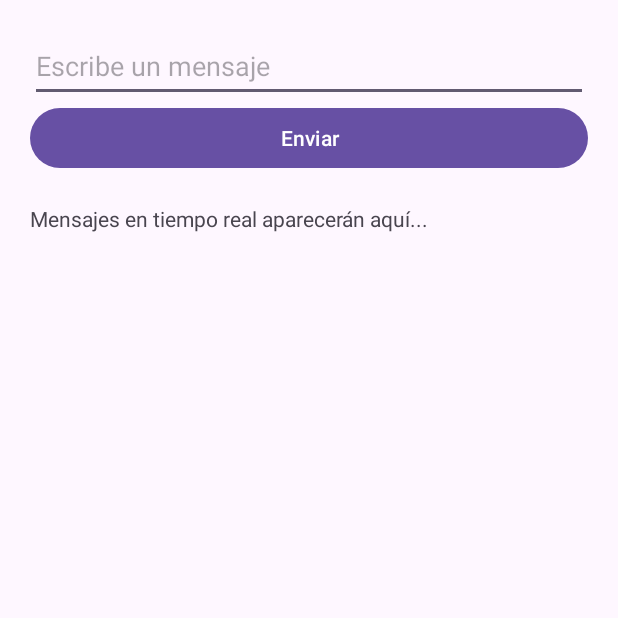
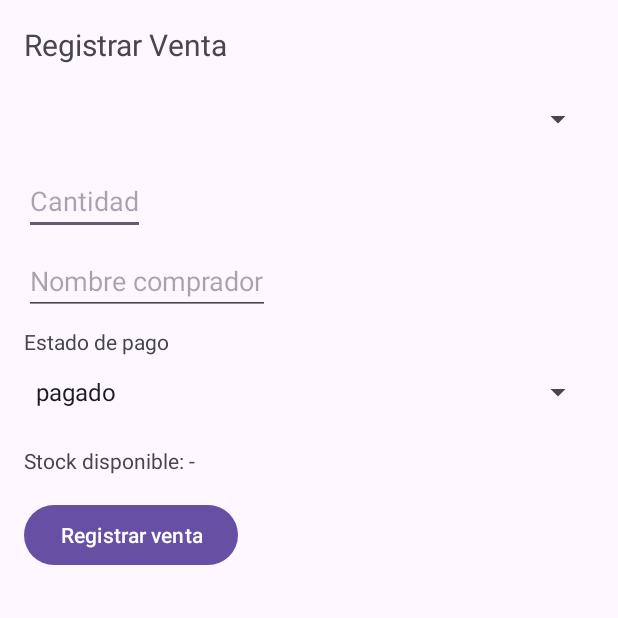
Before and after one commit to shyNkindGuy/CajaiCafeAdministracion, an Android app: the screen it shows after launch (MainActivity before the commit, VentaActivity after it), on a phone screen of 412 x 824 dp, the top half of it. Run offline under Robolectric (Android 15) with nearby library versions, the phone set to English and light mode, and no system bars; our stand-ins replace Firebase (no records; nobody signed in at launch, a user with empty details on screens opened directly); 1 statement that could not run was skipped.

Commit message:
Inicializando aplicación + cambio logo + se agrego el splash para el inicio + primera vers del los productos y prototipo para las ventas

```diff
--- /dev/null
+++ b/app/src/main/java/com/example/cajaicafeadministracion/LogoActivity.java
@@ -0,0 +1,16 @@
+package com.example.cajaicafeadministracion;
+import android.content.Intent;
+import android.os.Bundle;
+import android.os.Handler;
+import androidx.appcompat.app.AppCompatActivity;
+
+public class LogoActivity extends AppCompatActivity {
+    @Override protected void onCreate(Bundle savedInstanceState) {
+        super.onCreate(savedInstanceState);
+        setContentView(R.layout.activity_logo);
+        new Handler().postDelayed(()->{
+            startActivity(new Intent(LogoActivity.this, VentaActivity.class));
+            finish();
+        }, 1800);
+    }
+}
--- a/app/src/main/java/com/example/cajaicafeadministracion/MainActivity.java
+++ b/app/src/main/java/com/example/cajaicafeadministracion/MainActivity.java
@@ -23,7 +23,6 @@ public class MainActivity extends AppCompatActivity {
     DatabaseReference dbRef = FirebaseDatabase.getInstance().getReference("mensajes");
     @Override
     protected void onCreate(Bundle savedInstanceState) {
-        dbRef.setValue("Hola Mundo al dispositivo 1");
         super.onCreate(savedInstanceState);
         setContentView(R.layout.activity_main);
         editMensaje = findViewById(R.id.editMensaje);
@@ -36,6 +35,7 @@ public class MainActivity extends AppCompatActivity {
             public void onDataChange(DataSnapshot dataSnapshot) {
                 String mensaje = dataSnapshot.getValue(String.class);
                 Log.d("FIREBASE", "MENSAJE: " +  mensaje);
+                txtMensajes.setText(mensaje);
             }
             @Override
             public void onCancelled(DatabaseError databaseError) {
--- /dev/null
+++ b/app/src/main/java/com/example/cajaicafeadministracion/VentaActivity.java
@@ -0,0 +1,193 @@
+package com.example.cajaicafeadministracion;
+import android.os.Bundle;
+import android.view.View;
+import android.widget.*;
+import androidx.annotation.NonNull;
+import androidx.annotation.Nullable;
+import androidx.appcompat.app.AppCompatActivity;
+
+import com.example.cajaicafeadministracion.Producto;
+import com.example.cajaicafeadministracion.Venta;
+import com.google.firebase.database.DataSnapshot;
+import com.google.firebase.database.DatabaseError;
+import com.google.firebase.database.DatabaseReference;
+import com.google.firebase.database.FirebaseDatabase;
+import com.google.firebase.database.MutableData;
+import com.google.firebase.database.Transaction;
+import com.google.firebase.database.ValueEventListener;
+
+import java.text.SimpleDateFormat;
+import java.util.*;
+public class VentaActivity extends AppCompatActivity {
+    Spinner spinnerProducto, spinnerPago;
+    EditText etCantidad, etNombre, etMontoParcial;
+    TextView tvStock, tvMensaje;
+    Button btnRegitrar;
+
+    DatabaseReference productosRef, ventasRef;
+    Map<String, Producto> productoMap = new LinkedHashMap<>();
+    List <String> productoNombres = new ArrayList<>();
+    List <String> productoIds = new ArrayList<>();
+    ArrayAdapter <String> productoAdapter;
+
+    @Override
+    protected void onCreate(Bundle savedInstanceState) {
+        super.onCreate(savedInstanceState);
+        setContentView(R.layout.activity_venta);
+
+        spinnerProducto = findViewById(R.id.spinnerProducto);
+        spinnerPago = findViewById(R.id.spinnerPago);
+        etCantidad = findViewById(R.id.etCantidad);
+        etNombre = findViewById(R.id.etNombre);
+        tvStock = findViewById(R.id.tvStock);
+        tvMensaje = findViewById(R.id.tvMensaje);
+        btnRegitrar = findViewById(R.id.btnRegistrar);
+
+        productosRef = FirebaseDatabase.getInstance().getReference("productos");
+        ventasRef = FirebaseDatabase.getInstance().getReference("ventas");
+
+        // pago spinner
+        ArrayAdapter <String> pagoAdapter = new ArrayAdapter<>(this, android.R.layout.simple_spinner_item,
+                Arrays.asList("pagado", "parcial", "pendiente"));
+        pagoAdapter.setDropDownViewResource(android.R.layout.simple_spinner_dropdown_item);
+        spinnerPago.setAdapter(pagoAdapter);
+        spinnerPago.setOnItemSelectedListener(new AdapterView.OnItemSelectedListener() {
+            @Override
+            public void onItemSelected(AdapterView<?> parent, View view, int position, long id) {
+                String sel = (String) parent.getItemAtPosition(position);
+                etMontoParcial.setVisibility("parcial".equals(sel) ? View.VISIBLE : View.GONE);
+            }
+
+            @Override
+            public void onNothingSelected(AdapterView<?> parent) {}
+        });
+        productoAdapter = new ArrayAdapter<>(this, android.R.layout.simple_spinner_item, productoNombres);
+        productoAdapter.setDropDownViewResource(android.R.layout.simple_spinner_dropdown_item);
+        spinnerProducto.setAdapter(productoAdapter);
+
+        spinnerProducto.setOnItemSelectedListener(new AdapterView.OnItemSelectedListener() {
+            @Override
+            public void onItemSelected(AdapterView<?> parent, View view, int position, long id) {
+                if (position >= 0 && position < productoIds.size()){
+                    String pid = productoIds.get(position);
+                    Producto p = productoMap.get(pid);
+                    if (p != null) tvStock.setText("Stock disponible: " + p.stock);
+                }
+            }
+            @Override
+            public void onNothingSelected(AdapterView<?> parent) {}
+        });
+
+        productosRef.addValueEventListener(new ValueEventListener() {
+            @Override
+            public void onDataChange(@NonNull DataSnapshot snapshot) {
+                productoMap.clear();
+                productoNombres.clear();
+                productoIds.clear();
+                for (DataSnapshot ds : snapshot.getChildren()){
+                    Producto p = ds.getValue(Producto.class);
+                    if (p != null){
+                        if (p.id == null) p.id = ds.getKey();
+                        productoMap.put(p.id, p);
+                        productoNombres.add(p.nombre + "(S/" + p.precio + ")");
+                        productoIds.add(p.id);
+                    }
+                }
+                productoAdapter.notifyDataSetChanged();
+                if (!productoIds.isEmpty()){
+                    Producto first = productoMap.get(productoIds.get(0));
+                    if (first != null) tvStock.setText("Stock Disponible: " + first.stock);
+                }
+            }
+
+            @Override
+            public void onCancelled(@NonNull DatabaseError error) {
+                tvMensaje.setText("Error cargando productos: " + error.getMessage());
+            }
+        });
+        btnRegitrar.setOnClickListener(v -> registrarVenta());
+    }
+    private void registrarVenta(){
+        int pos = spinnerProducto.getSelectedItemPosition();
+        if (pos < 0 || pos >= productoIds.size()){
+            Toast.makeText(this, "Selecciona un producto", Toast.LENGTH_SHORT).show();
+            return;
+        }
+        String pid = productoIds.get(pos);
+        Producto p = productoMap.get(pid);
+        if(p == null) {tvMensaje.setText("Producto no válido"); return;}
+
+        String cantidadStr = etCantidad.getText().toString().trim();
+        if (cantidadStr.isEmpty()) {Toast.makeText(this, "Ingresa la cantidad", Toast.LENGTH_SHORT).show(); return;};
+        int cantidad = 0;
+        try{
+            cantidad = Integer.parseInt(cantidadStr);
+        }catch (NumberFormatException e){
+            Toast.makeText(this, "Cantidad no válida", Toast.LENGTH_SHORT).show();
+        }
+        if (cantidad <= 0) {tvMensaje.setText("Cantidad debe ser mayor a 0"); return;}
+        if (cantidad > p.stock) {tvMensaje.setText("No hay suficiente stock"); return;}
+
+        String nombre = etNombre.getText().toString().trim();
+        if (nombre.isEmpty()) nombre = "Cliente";
+
+        String estadoPago = (String) spinnerPago.getSelectedItem();
+        double montoParcial = 0;
+        if ("parcial".equals(estadoPago)){
+            String mp = etMontoParcial.getText().toString().trim();
+            if (mp.isEmpty()) {tvMensaje.setText("Ingresa el monto parcial pagado");}
+            montoParcial = Double.parseDouble(mp);
+            if (montoParcial <= 0 || montoParcial >= p.precio * cantidad) {
+                //permitir
+            }
+        }
+        double total = p.precio * cantidad;
+
+        String key = ventasRef.push().getKey();
+        final String idVenta = (key != null) ? key: "v" + System.currentTimeMillis();
+
+        //fecha simple
+        String fecha = new SimpleDateFormat("yyyy-MM-dd HH:mm:ss", Locale.getDefault()).format(new Date());
+
+        Venta venta = new Venta(idVenta, fecha, p.nombre, nombre, p.precio, cantidad, estadoPago, montoParcial, total);
+
+        //actualizar stock automaticamente
+
+        DatabaseReference stockRef = productosRef.child(pid).child("stock");
+        int finalCantidad = cantidad;
+        stockRef.runTransaction(new Transaction.Handler() {
+            @NonNull
+            @Override
+            public Transaction.Result doTransaction(@NonNull MutableData currentData) {
+                Long cur = currentData.getValue(Long.class);
+                if (cur == null) return Transaction.success(currentData);
+                if (cur < finalCantidad){
+                    return Transaction.abort();
+                }
+                currentData.setValue(cur - finalCantidad);
+                return Transaction.success(currentData);
+            }
+
+            @Override
+            public void onComplete(@Nullable DatabaseError error, boolean committed, @Nullable DataSnapshot currentData) {
+                if (error != null){
+                    tvMensaje.setText("Error actualizando stock: " + error.getMessage());
+                    return;
+                }
+                if (!committed){
+                    tvMensaje.setText("Stock insuficiente (transaccion)");
+                    return;
+                }
+
+                ventasRef.child(idVenta).setValue(venta)
+                        .addOnSuccessListener(aVoid -> {
+                            tvMensaje.setText("Venta registrada correctamente. Total S/ " + total);
+                            etCantidad.setText("");
+                            etNombre.setText("");
+                        })
+                        .addOnFailureListener(e -> tvMensaje.setText("Error guardando venta: " + e.getMessage()));
+            }
+        });
+
+    }
+}
--- /dev/null
+++ b/app/src/main/res/layout/activity_venta.xml
@@ -0,0 +1,61 @@
+<?xml version="1.0" encoding="utf-8"?>
+<ScrollView xmlns:android="http://schemas.android.com/apk/res/android"
+    xmlns:tools="http://schemas.android.com/tools"
+    android:layout_width="match_parent" android:layout_height="match_parent"
+    android:padding="16dp">
+
+    <LinearLayout android:orientation="vertical" android:layout_width="match_parent" android:layout_height="wrap_content">
+
+        <TextView android:text="Registrar Venta" android:textSize="20sp" android:layout_marginBottom="12dp"
+            android:layout_width="wrap_content"  android:layout_height="wrap_content"/>
+
+        <Spinner
+            android:id="@+id/spinnerProducto"
+            android:layout_width="match_parent"
+            android:layout_height="wrap_content"
+            android:minHeight="48dp" />
+
+        <EditText
+            android:id="@+id/etCantidad"
+            android:layout_width="wrap_content"
+            android:layout_height="match_parent"
+            android:layout_marginTop="8dp"
+            android:hint="Cantidad"
+            android:inputType="number"
+            tools:ignore="TouchTargetSizeCheck" />
+
+        <EditText
+            android:id="@+id/etNombre"
+            android:layout_width="wrap_content"
+            android:layout_height="match_parent"
+            android:layout_marginTop="8dp"
+            android:hint="Nombre comprador"
+            tools:ignore="TouchTargetSizeCheck" />
+
+        <TextView android:text="Estado de pago" android:layout_marginTop="8dp"
+            android:layout_width="wrap_content"
+            android:layout_height="match_parent" />
+
+        <Spinner
+            android:id="@+id/spinnerPago"
+            android:layout_width="match_parent"
+            android:layout_height="wrap_content"
+            android:minHeight="48dp" />
+
+        <EditText android:id="@+id/etMontoParcial" android:hint="Monto parcial (si aplica)" android:inputType="numberDecimal" android:visibility="gone" android:layout_marginTop="8dp"
+            android:layout_width="wrap_content"
+            android:layout_height="match_parent" />
+
+        <TextView android:id="@+id/tvStock" android:text="Stock disponible: -" android:layout_marginTop="12dp"
+            android:layout_width="wrap_content"
+            android:layout_height="match_parent" />
+
+        <Button android:id="@+id/btnRegistrar" android:text="Registrar venta" android:layout_marginTop="16dp"
+            android:layout_width="wrap_content"
+            android:layout_height="match_parent" />
+
+        <TextView android:id="@+id/tvMensaje" android:layout_marginTop="12dp"
+            android:layout_width="wrap_content"
+            android:layout_height="match_parent" />
+    </LinearLayout>
+</ScrollView>
```
Also changed, not shown: app/src/main/AndroidManifest.xml (+5 -4 lines), app/src/main/java/com/example/cajaicafeadministracion/Producto.java (added, +17 -0 lines), app/src/main/java/com/example/cajaicafeadministracion/Venta.java (added, +27 -0 lines), app/src/main/res/layout/activity_logo.xml (added, +10 -0 lines), app/src/main/res/layout/activity_main.xml (+10 -3 lines), app/src/main/res/drawable/cajaicafe_logo.png (added), app/src/main/res/mipmap-hdpi/cajaicafe_logo.png (added), app/src/main/res/mipmap-xhdpi/cajaicafe_logo.png (added), app/src/main/res/mipmap-xxhdpi/cajaicafe_logo.png (added), app/src/main/res/mipmap-xxxhdpi/cajaicafe_logo.png (added).
